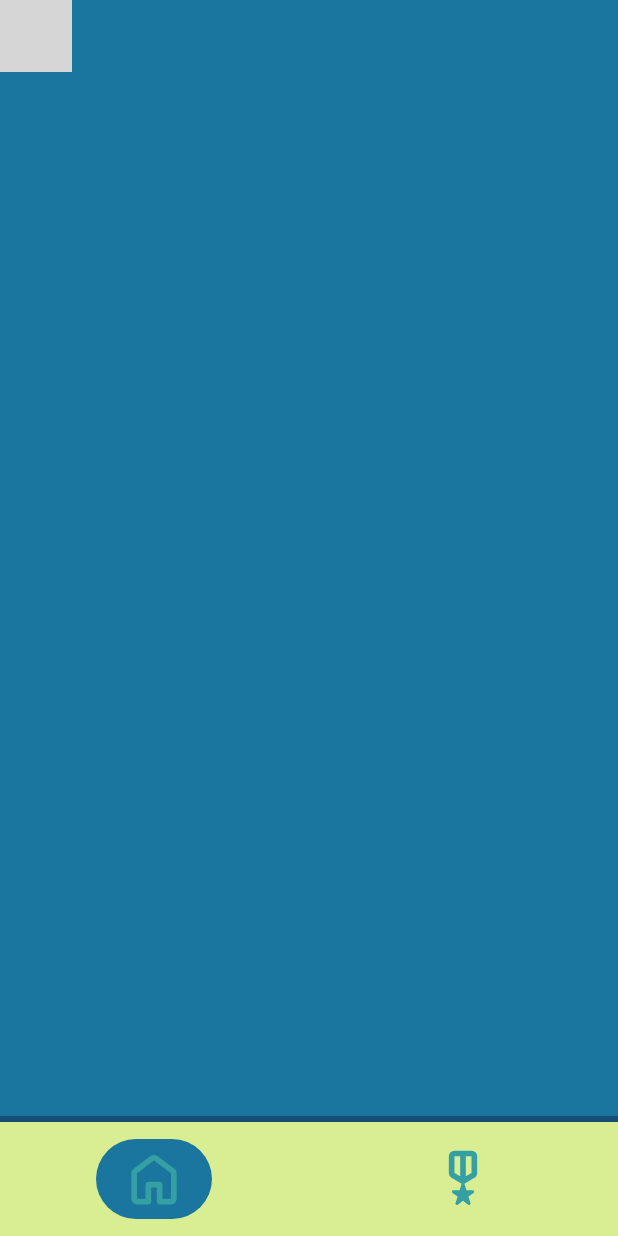
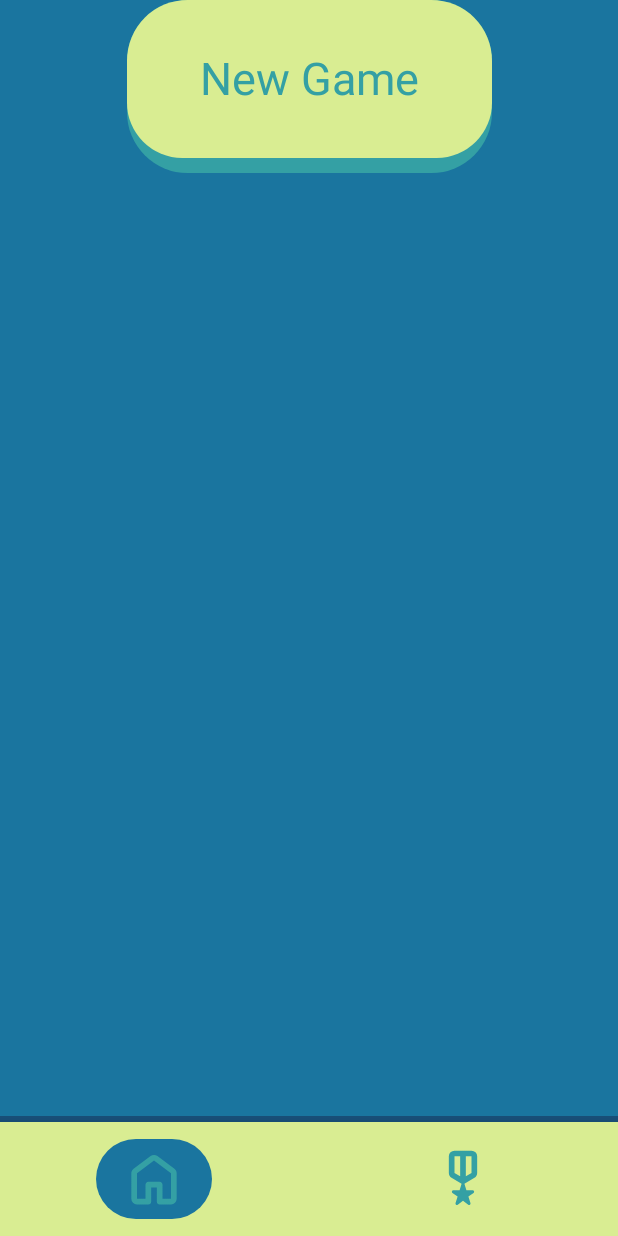
Before and after one commit to yeetboy02/CCL3-QuickMaths, an Android app built with Jetpack Compose: the screen it shows after launch (MainActivity), on a phone screen of 412 x 824 dp. Run offline under Robolectric (Android 15) with nearby library versions, the light colour scheme and no system bars; our stand-ins replace Room's generated code; grey boxes are pictures that could not be loaded.

Commit message:
Created Home Button

```diff
--- a/app/src/main/java/com/cc221010/quickmaths/ui/composables/Home.kt
+++ b/app/src/main/java/com/cc221010/quickmaths/ui/composables/Home.kt
@@ -1 +1,52 @@
 package com.cc221010.quickmaths.ui.composables
+
+import androidx.compose.foundation.background
+import androidx.compose.foundation.layout.Arrangement
+import androidx.compose.foundation.layout.Box
+import androidx.compose.foundation.layout.Column
+import androidx.compose.foundation.layout.Row
+import androidx.compose.foundation.layout.fillMaxWidth
+import androidx.compose.foundation.layout.height
+import androidx.compose.foundation.layout.padding
+import androidx.compose.foundation.layout.width
+import androidx.compose.foundation.shape.RoundedCornerShape
+import androidx.compose.material.Text
+import androidx.compose.material3.Button
+import androidx.compose.material3.ButtonDefaults
+import androidx.compose.material3.Card
+import androidx.compose.material3.CardDefaults
+import androidx.compose.material3.MaterialTheme
+import androidx.compose.runtime.Composable
+import androidx.compose.runtime.collectAsState
+import androidx.compose.ui.Modifier
+import androidx.compose.ui.unit.dp
+import androidx.compose.ui.unit.sp
+import com.cc221010.quickmaths.ui.mainViewModel
+
+@Composable
+fun Home(mainViewModel:mainViewModel) {
+    val state = mainViewModel.mainViewState.collectAsState();
+
+    Row(
+        modifier = Modifier.fillMaxWidth(),
+        horizontalArrangement = Arrangement.Center
+    ) {
+        Card(
+            colors = CardDefaults.cardColors(containerColor = MaterialTheme.colorScheme.onPrimary),
+            shape = RoundedCornerShape(35),
+        ) {
+            Button(
+                onClick = { /*TODO*/ },
+                colors = ButtonDefaults.buttonColors(containerColor = MaterialTheme.colorScheme.primary),
+                shape = RoundedCornerShape(35),
+                modifier = Modifier.width(243.dp).height(115.dp).padding(bottom = 10.dp),
+            ) {
+                Text(
+                    text = "New Game",
+                    fontSize = 30.sp,
+                    color = MaterialTheme.colorScheme.onPrimary,
+                )
+            }
+        }
+    }
+}
```
